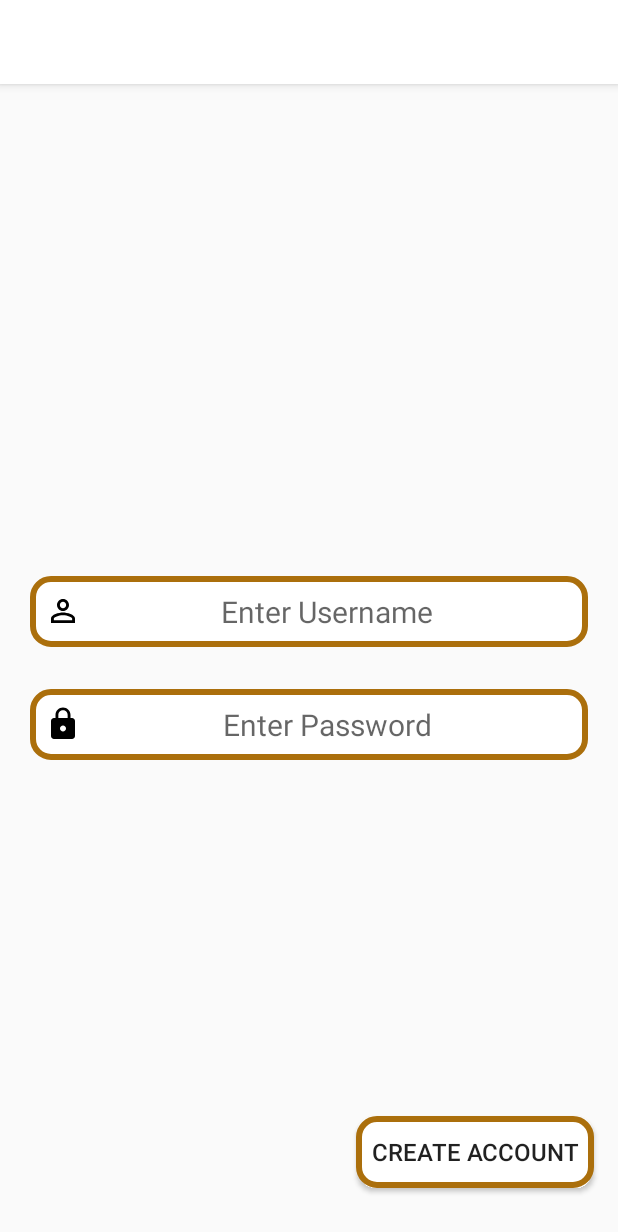
After one commit to Jburgin9/Voices-Capstone, an Android app: the RegisterActivity screen opened directly, with no data from a screen before it, on a phone screen of 412 x 824 dp. The commit adds this screen. Shown: the top 1232 px of the screen. Run offline under Robolectric (Android 15) with nearby library versions, the phone set to English and light mode, and no system bars; our stand-ins replace Firebase (no records; nobody signed in at launch, a user with empty details on screens opened directly).

Commit message:
Seventh commit; register activity added (not completed)

```diff
--- a/app/build.gradle
+++ b/app/build.gradle
@@ -22,6 +22,7 @@ android {
 dependencies {
     implementation fileTree(dir: 'libs', include: ['*.jar'])
     implementation 'com.android.support:appcompat-v7:28.0.0'
+    implementation 'com.android.support:design:28.0.0'
     implementation 'com.android.support.constraint:constraint-layout:1.1.3'
     implementation 'com.android.support:support-v4:28.0.0'
     implementation 'com.google.firebase:firebase-auth:16.0.5'
--- /dev/null
+++ b/app/src/main/java/org/quietlip/voicescapstone/utilis/Helper.java
@@ -0,0 +1,28 @@
+package org.quietlip.voicescapstone.utilis;
+
+import android.support.design.widget.CoordinatorLayout;
+import android.support.design.widget.Snackbar;
+
+public class Helper {
+    private static Helper instance;
+
+    private Helper(){}
+
+    public static Helper getInstance() {
+        if (instance == null) {
+            instance = new Helper();
+        }
+        return instance;
+
+    }
+
+    public void makeSnackie(CoordinatorLayout coord, String displayMessage){
+        Snackbar snackie = Snackbar.make(coord, displayMessage, Snackbar.LENGTH_SHORT);
+        snackie.show();
+    }
+
+    public void makeSnackie(CoordinatorLayout coord, String ... varags){
+
+
+    }
+}
--- /dev/null
+++ b/app/src/main/java/org/quietlip/voicescapstone/views/RegisterActivity.java
@@ -0,0 +1,84 @@
+package org.quietlip.voicescapstone.views;
+
+import android.os.Bundle;
+import android.support.annotation.NonNull;
+import android.support.design.widget.CoordinatorLayout;
+import android.support.v7.app.AppCompatActivity;
+import android.text.TextUtils;
+import android.view.View;
+import android.widget.Button;
+import android.widget.EditText;
+
+import com.google.android.gms.tasks.OnCompleteListener;
+import com.google.android.gms.tasks.OnFailureListener;
+import com.google.android.gms.tasks.Task;
+import com.google.firebase.auth.AuthResult;
+import com.google.firebase.auth.FirebaseAuth;
+
+import org.quietlip.voicescapstone.R;
+import org.quietlip.voicescapstone.utilis.Helper;
+
+public class RegisterActivity extends AppCompatActivity {
+    private EditText registerUsername, registerPassword;
+    private Button createAccountBtn;
+    private FirebaseAuth registerAuth;
+    private Helper helper;
+    private CoordinatorLayout coord;
+
+    @Override
+    protected void onCreate(Bundle savedInstanceState) {
+        super.onCreate(savedInstanceState);
+        setContentView(R.layout.activity_register);
+
+
+        initComps();
+
+        createAccountBtn.setOnClickListener(new View.OnClickListener() {
+            @Override
+            public void onClick(View v) {
+                registerUser();
+            }
+        });
+    }
+
+    //init views & necessary components
+    private void initComps(){
+        registerPassword = findViewById(R.id.register_password_et);
+        registerUsername = findViewById(R.id.register_username_et);
+        createAccountBtn = findViewById(R.id.create_account_btn);
+        registerAuth = FirebaseAuth.getInstance();
+        helper = Helper.getInstance();
+        coord = findViewById(R.id.coordinator_register);
+    }
+
+    private void registerUser(){
+        String username= "";
+        String password = "";
+
+        if(!TextUtils.isEmpty(registerUsername.getText())){
+            username = registerUsername.getText().toString();
+        }
+
+        if(!TextUtils.isEmpty(registerPassword.getText())){
+            password = registerPassword.getText().toString();
+        }
+
+        registerAuth.createUserWithEmailAndPassword(username, password)
+                .addOnCompleteListener(this, new OnCompleteListener<AuthResult>() {
+                    @Override
+                    public void onComplete(@NonNull Task<AuthResult> task) {
+                        if(task.isSuccessful()){
+                            //snackie: welcome
+                            helper.makeSnackie(coord, "hello");
+                        }
+
+                    }
+                })
+                .addOnFailureListener(this, new OnFailureListener() {
+                    @Override
+                    public void onFailure(@NonNull Exception e) {
+                        helper.makeSnackie(coord, e.getMessage());
+                    }
+                });
+    }
+}
--- a/app/src/main/java/org/quietlip/voicescapstone/SplashActivity.java
+++ b/app/src/main/java/org/quietlip/voicescapstone/views/SplashActivity.java
@@ -1,4 +1,4 @@
-package org.quietlip.voicescapstone;
+package org.quietlip.voicescapstone.views;
 
 import android.content.Intent;
 import android.os.Handler;
@@ -7,6 +7,8 @@ import android.os.Bundle;
 import android.view.View;
 import android.widget.Button;
 import android.widget.ImageView;
+
+import org.quietlip.voicescapstone.R;
 
 import pl.droidsonroids.gif.GifImageView;
 
@@ -41,7 +43,7 @@ public class SplashActivity extends AppCompatActivity {
 logInButton.setOnClickListener(new View.OnClickListener() {
     @Override
     public void onClick(View v) {
-Intent intent = new Intent(this, SignUp.class);
+Intent intent = new Intent(SplashActivity.this, LoginActivity.class);
 startActivity(intent);
 
     }
--- /dev/null
+++ b/app/src/main/res/layout/activity_register.xml
@@ -0,0 +1,67 @@
+<?xml version="1.0" encoding="utf-8"?>
+<android.support.constraint.ConstraintLayout xmlns:android="http://schemas.android.com/apk/res/android"
+    xmlns:app="http://schemas.android.com/apk/res-auto"
+    xmlns:tools="http://schemas.android.com/tools"
+    android:layout_width="match_parent"
+    android:layout_height="match_parent"
+    tools:context=".views.RegisterActivity">
+
+    <android.support.design.widget.CoordinatorLayout
+        android:id="@+id/coordinator_register"
+        android:layout_width="match_parent"
+        android:layout_height="match_parent" />
+
+    <EditText
+        android:id="@+id/register_username_et"
+        android:layout_width="match_parent"
+        android:layout_height="wrap_content"
+        android:layout_marginStart="20dp"
+        android:layout_marginTop="328dp"
+        android:layout_marginEnd="20dp"
+        android:background="@drawable/accent_border"
+        android:drawableStart="@drawable/ic_user"
+        android:gravity="center"
+        android:hint="@string/enter_username"
+        android:padding="10dp"
+        android:textColor="@color/colorPrimaryDark"
+        android:textSize="20sp"
+        app:layout_constraintEnd_toEndOf="parent"
+        app:layout_constraintHorizontal_bias="0.0"
+        app:layout_constraintStart_toStartOf="parent"
+        app:layout_constraintTop_toTopOf="parent" />
+
+    <EditText
+        android:id="@+id/register_password_et"
+        android:layout_width="match_parent"
+        android:layout_height="wrap_content"
+        android:layout_marginStart="20dp"
+        android:layout_marginTop="28dp"
+        android:layout_marginEnd="20dp"
+        android:background="@drawable/accent_border"
+        android:drawableStart="@drawable/ic_password"
+        android:gravity="center"
+        android:hint="@string/enter_password"
+        android:padding="10dp"
+        android:textColor="@color/colorPrimaryDark"
+        android:textSize="20sp"
+        app:layout_constraintEnd_toEndOf="parent"
+        app:layout_constraintHorizontal_bias="0.0"
+        app:layout_constraintStart_toStartOf="parent"
+        app:layout_constraintTop_toBottomOf="@+id/register_username_et" />
+
+    <Button
+        android:id="@+id/create_account_btn"
+        android:layout_width="wrap_content"
+        android:layout_height="wrap_content"
+        android:layout_marginEnd="16dp"
+        android:layout_marginBottom="32dp"
+        android:background="@drawable/accent_border"
+        app:layout_constraintBottom_toBottomOf="parent"
+        app:layout_constraintEnd_toEndOf="parent"
+        android:text="@string/create_account"
+        android:textSize="16sp"
+        android:elevation="10dp"
+        android:padding="10dp"
+        android:outlineAmbientShadowColor="@color/colorAccent"/>
+
+</android.support.constraint.ConstraintLayout>
--- a/app/src/main/res/values/colors.xml
+++ b/app/src/main/res/values/colors.xml
@@ -1,6 +1,6 @@
 <?xml version="1.0" encoding="utf-8"?>
 <resources>
-    <color name="colorAccent">#AB6F0C</color>
+    <color name="colorAccent">#BF7A0D</color>
     <color name="colorPrimaryDark">#020202</color>
     <color name="colorPrimary">#FFFFFF</color>
 </resources>
--- a/app/src/main/res/values/strings.xml
+++ b/app/src/main/res/values/strings.xml
@@ -3,4 +3,10 @@
 
     <!-- TODO: Remove or change this placeholder text -->
     <string name="hello_blank_fragment">Hello blank fragment</string>
+    <string name="create_account">Create Account</string>
+    <string name="enter_password">Enter Password</string>
+    <string name="enter_username">Enter Username</string>
+    <string name="first_time_user">First time user</string>
+    <string name="login">Login</string>
+    <string name="sign_up">Sign Up</string>
 </resources>
```
Also changed, not shown: app/src/main/AndroidManifest.xml (+4 -5 lines), app/src/main/java/org/quietlip/voicescapstone/SignInActivity.java (deleted, +0 -58 lines), app/src/main/java/org/quietlip/voicescapstone/views/LoginActivity.java (added, +105 -0 lines), app/src/main/res/layout/activity_login.xml (renamed from app/src/main/res/layout/activity_sign_in.xml, +10 -5 lines), app/src/main/res/layout/activity_splash.xml (+8 -6 lines).
